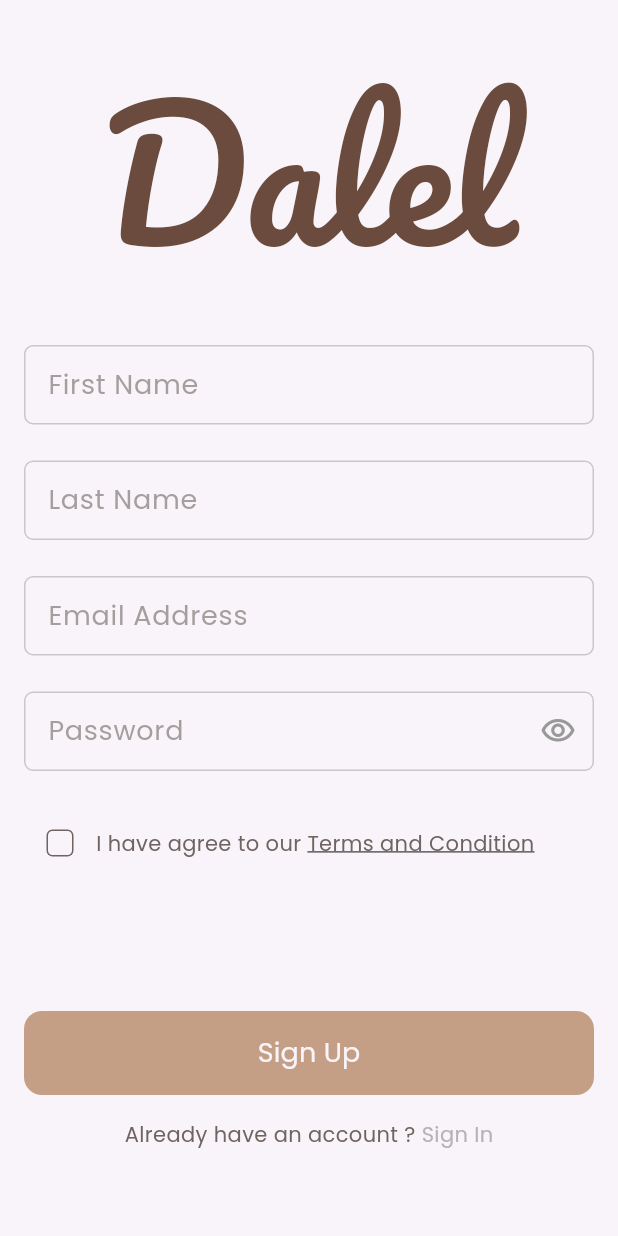
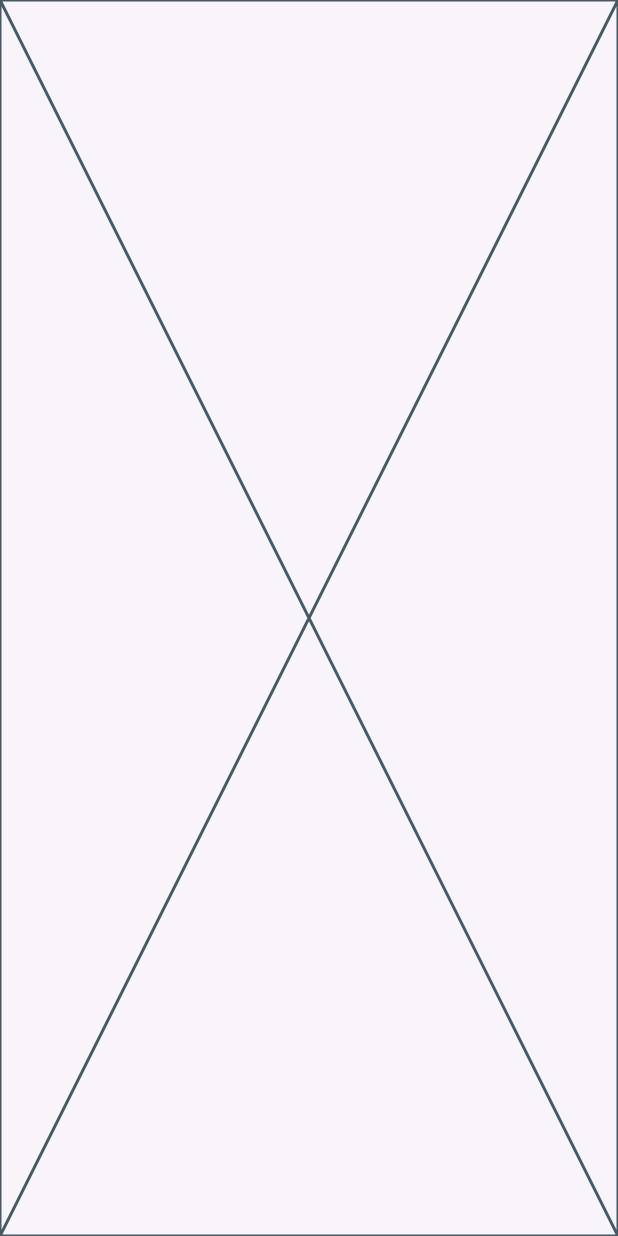
Before and after one commit to mohameddsalah60/dalel_app, a Flutter app: the SignUpView screen opened by its route, after a tap on "Sign In", on a phone screen of 412 x 824 dp. Run offline on Flutter 3.47's test engine with Material 3 defaults, Android fonts, the phone set to English and light mode, and no system bars; our stand-ins replace flutter_bloc, flutter_svg, get_it, go_router, shared_preferences; accounts and stored records are empty.

```diff
--- a/lib/core/services/service_locator.dart
+++ b/lib/core/services/service_locator.dart
@@ -1,7 +1,9 @@
 import 'package:dalel_app/core/database/cache/cache_helper.dart';
+import 'package:dalel_app/features/auth/presentation/auth_cubit/cubit/auth_cubit.dart';
 import 'package:get_it/get_it.dart';
 
 final getIt = GetIt.instance;
 void setupServiceLocator() {
   getIt.registerSingleton<CacheHelper>(CacheHelper());
+  getIt.registerSingleton<AuthCubit>(AuthCubit());
 }
--- a/lib/core/utils/app_router.dart
+++ b/lib/core/utils/app_router.dart
@@ -1,11 +1,16 @@
+import 'package:dalel_app/core/services/service_locator.dart';
+import 'package:dalel_app/features/auth/presentation/auth_cubit/cubit/auth_cubit.dart';
+import 'package:dalel_app/features/auth/presentation/views/sign_in_view.dart';
 import 'package:dalel_app/features/auth/presentation/views/sign_up_view.dart';
 import 'package:dalel_app/features/onBoarding/presentation/views/on_boarding_view.dart';
 import 'package:dalel_app/features/splash/presentation/views/splash_view.dart';
+import 'package:flutter_bloc/flutter_bloc.dart';
 import 'package:go_router/go_router.dart';
 
 abstract class AppRouter {
   static const kOnBoarding = '/onBoarding';
   static const kSignUp = '/signUp';
+  static const kSignIn = '/signIn';
   static final router = GoRouter(
     routes: [
       GoRoute(
@@ -18,7 +23,14 @@ abstract class AppRouter {
       ),
       GoRoute(
         path: kSignUp,
-        builder: (context, state) => const SignUpView(),
+        builder: (context, state) => BlocProvider(
+          create: (context) => getIt<AuthCubit>(),
+          child: const SignUpView(),
+        ),
+      ),
+      GoRoute(
+        path: kSignIn,
+        builder: (context, state) => const SignInView(),
       ),
     ],
   );
--- a/lib/core/widgets/custom_text_field.dart
+++ b/lib/core/widgets/custom_text_field.dart
@@ -8,11 +8,13 @@ class CustomTextField extends StatelessWidget {
       this.labelText,
       this.onChanged,
       this.obscureText,
-      this.suffixIcon});
+      this.suffixIcon,
+      this.style});
   final String? labelText;
   final void Function(String)? onChanged;
   final bool? obscureText;
   final Widget? suffixIcon;
+  final TextStyle? style;
   @override
   Widget build(BuildContext context) {
     return TextFormField(
@@ -25,9 +27,10 @@ class CustomTextField extends StatelessWidget {
         return null;
       },
       onChanged: onChanged,
-      style: AppStyles.sylesPoppinsRegular14.copyWith(
-        color: const Color(0xff07122E),
-      ),
+      style: style ??
+          AppStyles.sylesPoppinsRegular14.copyWith(
+            color: const Color(0xff07122E),
+          ),
       decoration: InputDecoration(
         suffixIcon: suffixIcon,
         labelText: labelText,
--- /dev/null
+++ b/lib/features/auth/presentation/auth_cubit/cubit/auth_cubit.dart
@@ -0,0 +1,7 @@
+import 'package:flutter_bloc/flutter_bloc.dart';
+
+part 'auth_state.dart';
+
+class AuthCubit extends Cubit<AuthState> {
+  AuthCubit() : super(AuthInitial());
+}
--- /dev/null
+++ b/lib/features/auth/presentation/auth_cubit/cubit/auth_state.dart
@@ -0,0 +1,5 @@
+part of 'auth_cubit.dart';
+
+class AuthState {}
+
+final class AuthInitial extends AuthState {}
--- /dev/null
+++ b/lib/features/auth/presentation/views/sign_in_view.dart
@@ -0,0 +1,14 @@
+import 'package:flutter/material.dart';
+
+import 'widgets/sign_in_view_body.dart';
+
+class SignInView extends StatelessWidget {
+  const SignInView({super.key});
+
+  @override
+  Widget build(BuildContext context) {
+    return const Scaffold(
+      body: SignInViewBody(),
+    );
+  }
+}
--- a/lib/features/auth/presentation/views/widgets/custom_signup_form.dart
+++ b/lib/features/auth/presentation/views/widgets/custom_signup_form.dart
@@ -1,4 +1,5 @@
 import 'package:dalel_app/core/utils/app_strings.dart';
+import 'package:dalel_app/core/utils/app_styles.dart';
 import 'package:dalel_app/core/widgets/custom_button.dart';
 import 'package:dalel_app/core/widgets/custom_text_field.dart';
 import 'package:flutter/material.dart';
@@ -34,6 +35,9 @@ class CustomSignupForm extends StatelessWidget {
           CustomTextField(
             labelText: 'Password',
             obscureText: true,
+            style: AppStyles.sylesPoppinsSemiBold24.copyWith(
+              fontWeight: FontWeight.w900,
+            ),
             suffixIcon: IconButton(
                 onPressed: () {},
                 icon: const Icon(
--- a/lib/features/auth/presentation/views/widgets/have_an_account_widget.dart
+++ b/lib/features/auth/presentation/views/widgets/have_an_account_widget.dart
@@ -1,7 +1,9 @@
 import 'package:dalel_app/core/utils/app_colors.dart';
+import 'package:dalel_app/core/utils/app_router.dart';
 import 'package:dalel_app/core/utils/app_strings.dart';
 import 'package:dalel_app/core/utils/app_styles.dart';
 import 'package:flutter/material.dart';
+import 'package:go_router/go_router.dart';
 
 class HaveAnAccountWidget extends StatelessWidget {
   const HaveAnAccountWidget({
@@ -18,7 +20,9 @@ class HaveAnAccountWidget extends StatelessWidget {
           style: AppStyles.sylesPoppinsRegular14,
         ),
         GestureDetector(
-          onTap: () {},
+          onTap: () {
+            GoRouter.of(context).pushReplacement(AppRouter.kSignIn);
+          },
           child: Text(
             AppStrings.signIn,
             style: AppStyles.sylesPoppinsRegular14.copyWith(
--- /dev/null
+++ b/lib/features/auth/presentation/views/widgets/sign_in_view_body.dart
@@ -0,0 +1,10 @@
+import 'package:flutter/material.dart';
+
+class SignInViewBody extends StatelessWidget {
+  const SignInViewBody({super.key});
+
+  @override
+  Widget build(BuildContext context) {
+    return const Placeholder();
+  }
+}
--- a/lib/features/onBoarding/presentation/views/widgets/on_boarding_actions.dart
+++ b/lib/features/onBoarding/presentation/views/widgets/on_boarding_actions.dart
@@ -44,6 +44,9 @@ class OnBoardingActions extends StatelessWidget {
                 text: 'Login Now!',
                 textColor: AppColors.kBlackColor,
                 background: WidgetStateColor.transparent,
+                onPressed: () {
+                  GoRouter.of(context).pushReplacement(AppRouter.kSignIn);
+                },
               )
             : const SizedBox(),
       ],
--- a/pubspec.yaml
+++ b/pubspec.yaml
@@ -31,6 +31,7 @@ dependencies:
   cupertino_icons: ^1.0.6
   flutter:
     sdk: flutter
+  flutter_bloc: ^8.1.6
   flutter_svg: ^2.0.10+1
   get_it: ^7.7.0
   go_router: ^14.2.0
```
Also changed, not shown: pubspec.lock.
